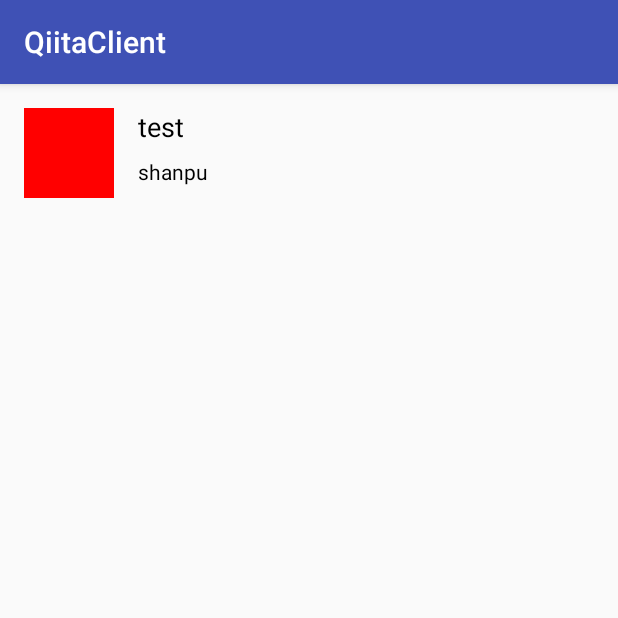
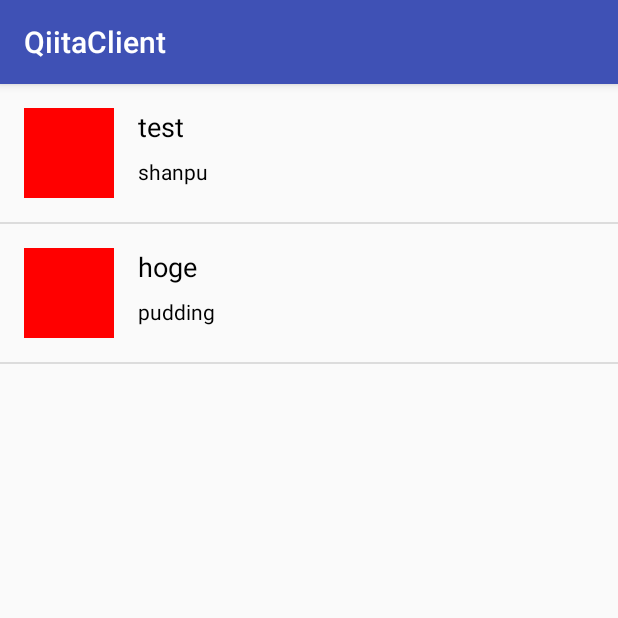
Before and after one commit to chez-shanpu/QiitaClient, an Android app: the screen it shows after launch (MainActivity), on a phone screen of 412 x 824 dp, the top half of it. Run offline under Robolectric (Android 15) with nearby library versions, the phone set to English and light mode, and no system bars.

Commit message:
記事をリスト表示

```diff
--- /dev/null
+++ b/app/src/main/java/sample/qiitaclient/ArticleListAdapter.kt
@@ -0,0 +1,24 @@
+package sample.qiitaclient
+
+import android.content.Context
+import android.view.View
+import android.view.ViewGroup
+import android.widget.BaseAdapter
+import sample.qiitaclient.model.Article
+import sample.qiitaclient.view.ArticleView
+
+class ArticleListAdapter(private val context: Context) : BaseAdapter() {
+
+    var articles: List<Article> = emptyList()
+
+    override fun getCount(): Int = articles.size
+
+    override fun getItem(position: Int): Any? = articles[position]
+
+    override fun getItemId(position: Int): Long = 0
+
+    override fun getView(position: Int, convertView: View?, parent: ViewGroup?): View =
+            ((convertView as? ArticleView) ?: ArticleView(context)).apply {
+                setArticle(articles[position])
+            }
+}
--- a/app/src/main/java/sample/qiitaclient/MainActivity.kt
+++ b/app/src/main/java/sample/qiitaclient/MainActivity.kt
@@ -2,25 +2,27 @@ package sample.qiitaclient
 
 import android.os.Bundle
 import android.support.v7.app.AppCompatActivity
+import android.widget.ListView
 import sample.qiitaclient.model.Article
 import sample.qiitaclient.model.User
-import sample.qiitaclient.view.ArticleView
 
 class MainActivity : AppCompatActivity() {
 
     override fun onCreate(savedInstanceState: Bundle?) {
         super.onCreate(savedInstanceState)
+        setContentView(R.layout.activity_main)
 
-        //ArticleViewのオブジェクト生成
-        val articleView = ArticleView(applicationContext)
+        val listAdapter = ArticleListAdapter(applicationContext)
+        listAdapter.articles = listOf(dummyArticle("test", "shanpu"),
+                dummyArticle("hoge", "pudding"))
 
-        //Articleオブジェクトを生成してArticleViewオブジェクトにセット
-        articleView.setArticle(Article(id = "123",
-                title = "test",
-                url = "http://www.example.com/articles/123",
-                user = User(id = "456", name = "shanpu", profileImageUrl = "")))
+        val listView: ListView = findViewById(R.id.list_view) as ListView
+        listView.adapter = listAdapter
+    }
 
-        //このアクティビティにArticleViewオブジェクトをセット
-        setContentView(articleView)
-    }
+    private fun dummyArticle(title: String, userName: String): Article =
+            Article(id = "",
+                    title = title,
+                    url = "https://kotlinlang.org/",
+                    user = User(id = "", name = userName, profileImageUrl = ""))
 }
--- a/app/src/main/res/layout/activity_main.xml
+++ b/app/src/main/res/layout/activity_main.xml
@@ -1,18 +1,11 @@
 <?xml version="1.0" encoding="utf-8"?>
-<android.support.constraint.ConstraintLayout xmlns:android="http://schemas.android.com/apk/res/android"
-    xmlns:app="http://schemas.android.com/apk/res-auto"
-    xmlns:tools="http://schemas.android.com/tools"
+<LinearLayout xmlns:android="http://schemas.android.com/apk/res/android"
     android:layout_width="match_parent"
     android:layout_height="match_parent"
-    tools:context=".MainActivity">
+    android:orientation="vertical">
 
-    <TextView
-        android:layout_width="wrap_content"
-        android:layout_height="wrap_content"
-        android:text="Hello World!"
-        app:layout_constraintBottom_toBottomOf="parent"
-        app:layout_constraintLeft_toLeftOf="parent"
-        app:layout_constraintRight_toRightOf="parent"
-        app:layout_constraintTop_toTopOf="parent" />
-
-</android.support.constraint.ConstraintLayout>
+    <ListView
+        android:id="@+id/list_view"
+        android:layout_width="match_parent"
+        android:layout_height="match_parent" />
+</LinearLayout>
```
